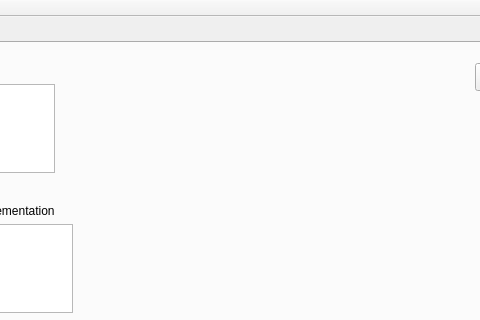
This is c++_samplerGenerator/app/mainwindow.ui in JdeRobot/DetectionMetrics as Qt 5 draws it before an edit; both pictures show x 567 to 1047 and y 0 to 320 of the 1163 by 760 pixel window. The edited form follows.
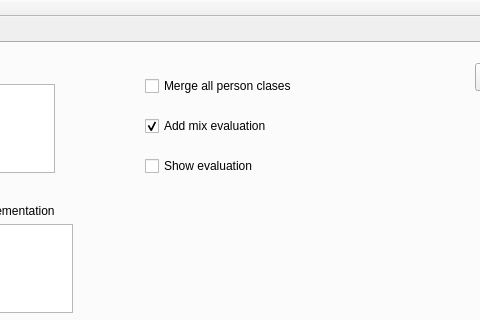
This is the edited form. The open tabs and pages were chosen to show the change.

The edit to the form file:
```diff
--- a/c++_samplerGenerator/app/mainwindow.ui
+++ b/c++_samplerGenerator/app/mainwindow.ui
@@ -767,6 +767,51 @@
        <string>Evaluate</string>
       </property>
      </widget>
+     <widget class="QCheckBox" name="checkBox_evaluator_merge">
+      <property name="geometry">
+       <rect>
+        <x>710</x>
+        <y>30</y>
+        <width>191</width>
+        <height>26</height>
+       </rect>
+      </property>
+      <property name="text">
+       <string>Merge all person clases</string>
+      </property>
+     </widget>
+     <widget class="QCheckBox" name="checkBox_evaluator_mix">
+      <property name="geometry">
+       <rect>
+        <x>710</x>
+        <y>70</y>
+        <width>191</width>
+        <height>26</height>
+       </rect>
+      </property>
+      <property name="text">
+       <string>Add mix evaluation</string>
+      </property>
+      <property name="checked">
+       <bool>true</bool>
+      </property>
+     </widget>
+     <widget class="QCheckBox" name="checkBox_evaluator_show_eval">
+      <property name="geometry">
+       <rect>
+        <x>710</x>
+        <y>110</y>
+        <width>191</width>
+        <height>26</height>
+       </rect>
+      </property>
+      <property name="text">
+       <string>Show evaluation</string>
+      </property>
+      <property name="checked">
+       <bool>false</bool>
+      </property>
+     </widget>
     </widget>
    </widget>
   </widget>
```
Left out of the diff: 2 changed lines with no effect on the pictures.
